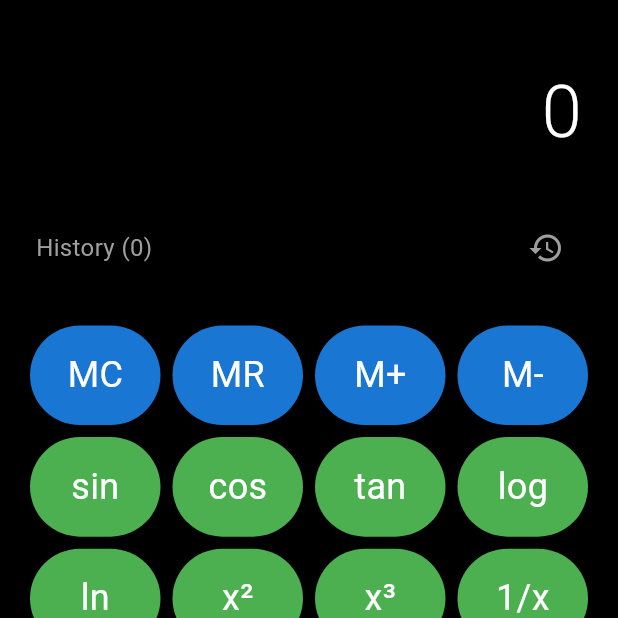
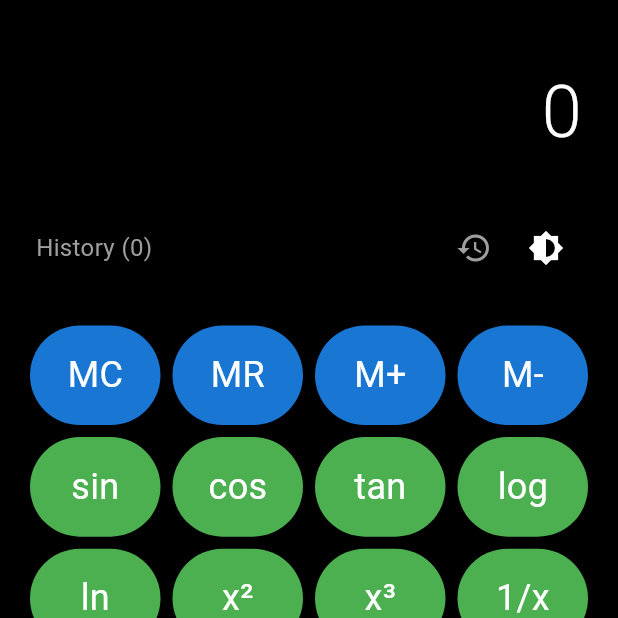
Before and after one commit to Akindolie/calulator, a Flutter app: the screen it shows after launch, on a phone screen of 412 x 824 dp, the top half of it. Run offline on Flutter 3.47's test engine with Material 3 defaults, Android fonts, the phone set to English and light mode, and no system bars.

Commit message:
Added theme functionality

```diff
--- a/lib/screens/calculator_screen.dart
+++ b/lib/screens/calculator_screen.dart
@@ -19,6 +19,8 @@ class CalculatorAppState extends State<CalculatorApp> {
   CalculatorTheme _theme = CalculatorTheme.dark;
   CalculatorState _state = const CalculatorState();
   bool _showHistory = false;
+  bool _showConverter = false;
+  //TODO: work on the conversion UI
   late FocusNode _focusNode;
 
   @override
@@ -124,7 +126,7 @@ class CalculatorAppState extends State<CalculatorApp> {
   @override
   Widget build(BuildContext context) {
     return Scaffold(
-      backgroundColor: Colors.black,
+      backgroundColor: _theme.backgroundColor,
       body: Focus(
         focusNode: _focusNode,
         onKeyEvent: _handleKeyEvent,
@@ -132,7 +134,7 @@ class CalculatorAppState extends State<CalculatorApp> {
         child: SafeArea(
           child: Column(
             children: [
-              CalculatorDisplay(state: _state),
+              CalculatorDisplay(state: _state, theme: _theme),
               _buildHistoryToggle(),
               Expanded(
                 child: _showHistory
@@ -144,6 +146,7 @@ class CalculatorAppState extends State<CalculatorApp> {
                     : CalculatorKeypad(
                         state: _state,
                         onButtonPressed: _onButtonPressed,
+                        theme: _theme,
                       ),
               ),
             ],
@@ -161,12 +164,14 @@ class CalculatorAppState extends State<CalculatorApp> {
         children: [
           Text(
             _showHistory ? "Calculator" : "History (${_state.history.length})",
-            style: const TextStyle(color: Colors.grey, fontSize: 16),
+            style: TextStyle(color: _theme.currentOpTextColor, fontSize: 16),
           ),
+          Row(
+            children: [
               IconButton(
                 icon: Icon(
                   _showHistory ? Icons.calculate : Icons.history,
-              color: Colors.grey,
+                  color: _theme.currentOpTextColor,
                 ),
                 onPressed: () {
                   setState(() {
@@ -174,6 +179,12 @@ class CalculatorAppState extends State<CalculatorApp> {
                   });
                 },
               ),
+              IconButton(
+                icon: Icon(Icons.brightness_6, color: _theme.textColor),
+                onPressed: _toggleTheme,
+              ),
+            ],
+          ),
         ],
       ),
     );
--- a/lib/theme/app_theme.dart
+++ b/lib/theme/app_theme.dart
@@ -6,6 +6,8 @@ class CalculatorTheme {
   final Color numberButtonColor;
   final Color operationButtonColor;
   final Color textColor;
+  final Color scientificOpButtonColor;
+  final Color currentOpTextColor;
 
   const CalculatorTheme({
     required this.backgroundColor,
@@ -13,6 +15,8 @@ class CalculatorTheme {
     required this.numberButtonColor,
     required this.operationButtonColor,
     required this.textColor,
+    required this.scientificOpButtonColor,
+    required this.currentOpTextColor,
   });
 
   static const CalculatorTheme dark = CalculatorTheme(
@@ -20,7 +24,9 @@ class CalculatorTheme {
     displayColor: Colors.white,
     numberButtonColor: Color(0xFF333333),
     operationButtonColor: Colors.orange,
+    scientificOpButtonColor: Colors.green,
     textColor: Colors.white,
+    currentOpTextColor: Colors.grey,
   );
 
   static const CalculatorTheme light = CalculatorTheme(
@@ -29,5 +35,7 @@ class CalculatorTheme {
     numberButtonColor: Color(0xFFF0F0F0),
     operationButtonColor: Colors.blue,
     textColor: Colors.black,
+    scientificOpButtonColor: Colors.green,
+    currentOpTextColor: Colors.black,
   );
 }
--- a/lib/widgets/calculator_display.dart
+++ b/lib/widgets/calculator_display.dart
@@ -1,3 +1,4 @@
+import 'package:calulator/theme/app_theme.dart';
 import 'package:flutter/material.dart';
 
 import '../logic/calculator_logic.dart';
@@ -5,8 +6,13 @@ import '../models/calculator_state.dart';
 
 class CalculatorDisplay extends StatelessWidget {
   final CalculatorState state;
+  final CalculatorTheme theme;
 
-  const CalculatorDisplay({super.key, required this.state});
+  const CalculatorDisplay({
+    super.key,
+    required this.state,
+    required this.theme,
+  });
 
   @override
   Widget build(BuildContext context) {
@@ -33,7 +39,7 @@ class CalculatorDisplay extends StatelessWidget {
           if (state.operation != null && state.previousValue != null)
             Text(
               "${CalculatorLogic.formatDisplay(state.previousValue!)} ${state.operation}",
-              style: const TextStyle(color: Colors.grey, fontSize: 20),
+              style: TextStyle(color: theme.currentOpTextColor, fontSize: 20),
             ),
           const SizedBox(height: 8),
           // Main display
@@ -43,7 +49,7 @@ class CalculatorDisplay extends StatelessWidget {
             child: Text(
               state.display,
               style: TextStyle(
-                color: Colors.white,
+                color: theme.textColor,
                 fontSize: _getFontSize(state.display.length),
                 fontWeight: FontWeight.w300,
               ),
--- a/lib/widgets/calculator_keypad.dart
+++ b/lib/widgets/calculator_keypad.dart
@@ -4,20 +4,25 @@ import 'package:flutter/services.dart';
 import '../models/button_type.dart';
 import '../models/calculator_button.dart';
 import '../models/calculator_state.dart';
+import '../theme/app_theme.dart';
 import 'calculator_button_widget.dart';
 
 class CalculatorKeypad extends StatelessWidget {
   final CalculatorState state;
   final void Function(String value) onButtonPressed;
+  final CalculatorTheme theme;
 
-  CalculatorKeypad({
+  const CalculatorKeypad({
     super.key,
     required this.state,
     required this.onButtonPressed,
+    required this.theme,
   });
 
+  @override
+  Widget build(BuildContext context) {
     // Calculator button layout
-  final List<List<CalculatorButton>> _buttonLayout = [
+    final List<List<CalculatorButton>> buttonLayout = [
       [
         CalculatorButton(text: "MC", value: "MC", type: ButtonType.memory),
         CalculatorButton(text: "MR", value: "MR", type: ButtonType.memory),
@@ -29,25 +34,25 @@ class CalculatorKeypad extends StatelessWidget {
           text: "sin",
           value: "sin",
           type: ButtonType.function,
-        color: Colors.green,
+          color: theme.scientificOpButtonColor,
         ),
         CalculatorButton(
           text: "cos",
           value: "cos",
           type: ButtonType.function,
-        color: Colors.green,
+          color: theme.scientificOpButtonColor,
         ),
         CalculatorButton(
           text: "tan",
           value: "tan",
           type: ButtonType.function,
-        color: Colors.green,
+          color: theme.scientificOpButtonColor,
         ),
         CalculatorButton(
           text: "log",
           value: "log",
           type: ButtonType.function,
-        color: Colors.green,
+          color: theme.scientificOpButtonColor,
         ),
       ],
       [
@@ -55,25 +60,25 @@ class CalculatorKeypad extends StatelessWidget {
           text: "ln",
           value: "ln",
           type: ButtonType.function,
-        color: Colors.green,
+          color: theme.scientificOpButtonColor,
         ),
         CalculatorButton(
           text: "x²",
           value: "x²",
           type: ButtonType.function,
-        color: Colors.green,
+          color: theme.scientificOpButtonColor,
         ),
         CalculatorButton(
           text: "x³",
           value: "x³",
           type: ButtonType.function,
-        color: Colors.green,
+          color: theme.scientificOpButtonColor,
         ),
         CalculatorButton(
           text: "1/x",
           value: "1/x",
           type: ButtonType.function,
-        color: Colors.green,
+          color: theme.scientificOpButtonColor,
         ),
       ],
       [
@@ -89,7 +94,7 @@ class CalculatorKeypad extends StatelessWidget {
           text: "÷",
           value: "÷",
           type: ButtonType.operation,
-        color: Colors.orange,
+          color: theme.operationButtonColor,
         ),
       ],
       [
@@ -100,7 +105,7 @@ class CalculatorKeypad extends StatelessWidget {
           text: "×",
           value: "×",
           type: ButtonType.operation,
-        color: Colors.orange,
+          color: theme.operationButtonColor,
         ),
       ],
       [
@@ -111,7 +116,7 @@ class CalculatorKeypad extends StatelessWidget {
           text: "-",
           value: "-",
           type: ButtonType.operation,
-        color: Colors.orange,
+          color: theme.operationButtonColor,
         ),
       ],
       [
@@ -122,7 +127,7 @@ class CalculatorKeypad extends StatelessWidget {
           text: "+",
           value: "+",
           type: ButtonType.operation,
-        color: Colors.orange,
+          color: theme.operationButtonColor,
         ),
       ],
       [
@@ -138,12 +143,10 @@ class CalculatorKeypad extends StatelessWidget {
       ],
     ];
 
-  @override
-  Widget build(BuildContext context) {
     return Container(
       padding: const EdgeInsets.all(16),
       child: Column(
-        children: _buttonLayout.map((row) {
+        children: buttonLayout.map((row) {
           return Expanded(
             child: Row(
               children: row.map((button) {
```
Also changed, not shown: lib/logic/conversion_logic.dart (added, +42 -0 lines), lib/screens/enhanced_calculator.dart (deleted, +0 -102 lines). Lines whose indentation alone changed are shown as unchanged.
